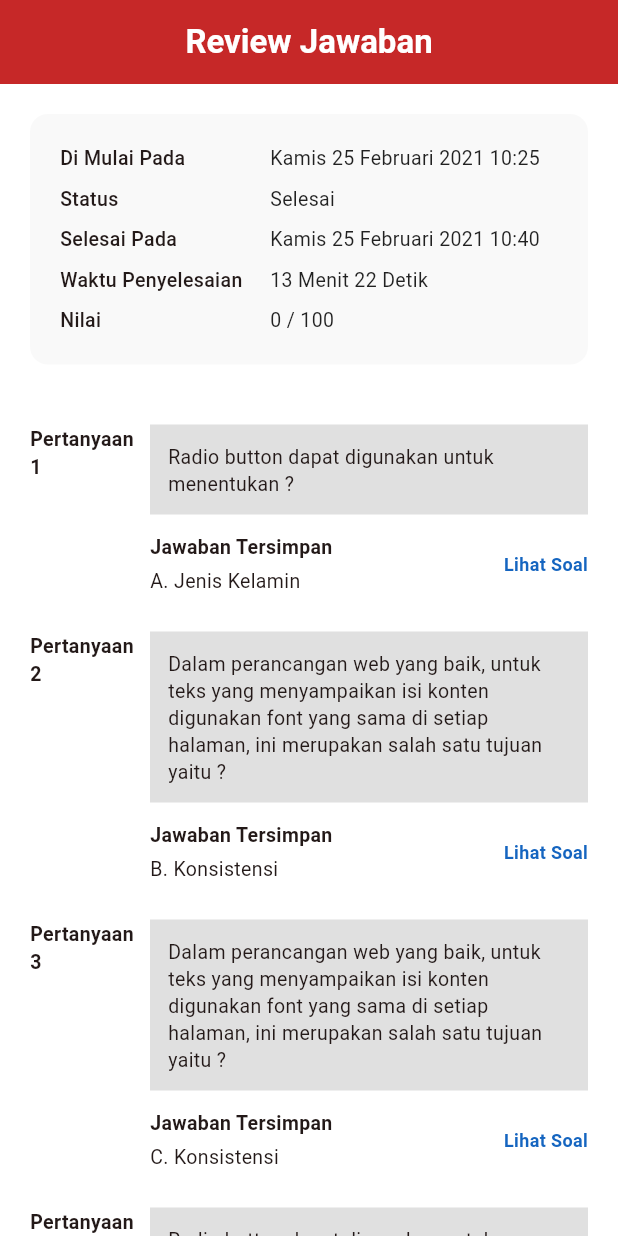
After one commit to alfinfirdau/systemlarning, a Flutter app: the ReviewAnswerScreen screen opened by its route, on a phone screen of 412 x 824 dp. The commit adds this screen. Run offline on Flutter 3.47's test engine with Material 3 defaults, Android fonts, the phone set to English and light mode, and no system bars; our stand-ins replace google_fonts.

Commit message:
Add review answer screen and update main and quiz attempt screens

```diff
--- a/lib/main.dart
+++ b/lib/main.dart
@@ -8,6 +8,7 @@ import 'screens/announcement_screen.dart';
 import 'screens/announcement_detail_screen.dart';
 import 'screens/quiz_review_screen.dart';
 import 'screens/quiz_attempt_screen.dart';
+import 'screens/review_answer_screen.dart';
 import 'core/app_colors.dart';
 
 void main() {
@@ -39,6 +40,7 @@ class MyApp extends StatelessWidget {
         '/announcement_detail': (context) => const AnnouncementDetailScreen(),
         '/quiz_review': (context) => const QuizReviewScreen(),
         '/quiz_attempt': (context) => const QuizAttemptScreen(),
+        '/review_answer': (context) => const ReviewAnswerScreen(),
       },
     );
   }
--- a/lib/screens/quiz_attempt_screen.dart
+++ b/lib/screens/quiz_attempt_screen.dart
@@ -240,8 +240,8 @@ class _QuizAttemptScreenState extends State<QuizAttemptScreen> {
                 else
                   ElevatedButton(
                     onPressed: () {
-                      // Handle Finish Action - for now just pop or show dialog
-                      Navigator.pop(context);
+                      // Navigate to Review Answer
+                      Navigator.pushNamed(context, '/review_answer');
                     },
                     style: ElevatedButton.styleFrom(
                       backgroundColor: const Color(0xFF00E676), // Bright Green
--- /dev/null
+++ b/lib/screens/review_answer_screen.dart
@@ -0,0 +1,181 @@
+import 'package:flutter/material.dart';
+
+class ReviewAnswerScreen extends StatelessWidget {
+  const ReviewAnswerScreen({super.key});
+
+  @override
+  Widget build(BuildContext context) {
+    return Scaffold(
+      backgroundColor: Colors.white,
+      appBar: AppBar(
+        backgroundColor: const Color(0xFFC62828), // Deep Red
+        elevation: 0,
+        centerTitle: true,
+        title: const Text(
+          "Review Jawaban",
+          style: TextStyle(color: Colors.white, fontWeight: FontWeight.bold),
+        ),
+        automaticallyImplyLeading: false, // No back button shown in design? Or maybe standard back. Design shows no back button, usually typical for a result screen (prevent going back to quiz).
+      ),
+      body: SingleChildScrollView(
+        padding: const EdgeInsets.all(20),
+        child: Column(
+          children: [
+            // Info Card
+            Container(
+              width: double.infinity,
+              padding: const EdgeInsets.all(20),
+              decoration: BoxDecoration(
+                color: const Color(0xFFF9F9F9),
+                borderRadius: BorderRadius.circular(12),
+              ),
+              child: Column(
+                children: [
+                  _buildInfoRow("Di Mulai Pada", "Kamis 25 Februari 2021 10:25"),
+                  const SizedBox(height: 8),
+                  _buildInfoRow("Status", "Selesai"),
+                  const SizedBox(height: 8),
+                  _buildInfoRow("Selesai Pada", "Kamis 25 Februari 2021 10:40"),
+                  const SizedBox(height: 8),
+                  _buildInfoRow("Waktu Penyelesaian", "13 Menit 22 Detik"),
+                  const SizedBox(height: 8),
+                  _buildInfoRow("Nilai", "0 / 100"),
+                ],
+              ),
+            ),
+
+            const SizedBox(height: 40),
+
+            // Questions List
+            _buildQuestionItem(
+              number: 1,
+              question: "Radio button dapat digunakan untuk menentukan ?",
+              answer: "A. Jenis Kelamin",
+            ),
+             _buildQuestionItem(
+              number: 2,
+              question: "Dalam perancangan web yang baik, untuk teks yang menyampaikan isi konten digunakan font yang sama di setiap halaman, ini merupakan salah satu tujuan yaitu ?",
+              answer: "B. Konsistensi",
+            ),
+             _buildQuestionItem(
+              number: 3,
+              question: "Dalam perancangan web yang baik, untuk teks yang menyampaikan isi konten digunakan font yang sama di setiap halaman, ini merupakan salah satu tujuan yaitu ?",
+              answer: "C. Konsistensi",
+            ),
+             _buildQuestionItem(
+              number: 4,
+              question: "Radio button dapat digunakan untuk menentukan ?",
+              answer: "A. Jenis Kelamin",
+            ),
+             _buildQuestionItem(
+              number: 5,
+              question: "Dalam perancangan web yang baik, untuk teks yang menyampaikan isi konten digunakan font yang sama di setiap halaman, ini merupakan salah satu tujuan yaitu ?",
+              answer: "C. Konsistensi",
+            ),
+             _buildQuestionItem(
+              number: 6,
+              question: "Dalam perancangan web yang baik, untuk teks yang menyampaikan isi konten digunakan font yang sama di setiap halaman, ini merupakan salah satu tujuan yaitu ?",
+              answer: "C. Konsistensi",
+            ),
+             _buildQuestionItem(
+              number: 7,
+              question: "Radio button dapat digunakan untuk menentukan ?",
+              answer: "A. Jenis Kelamin",
+            ),
+
+            const SizedBox(height: 40),
+
+            // Button
+            SizedBox(
+              width: 200,
+              child: ElevatedButton(
+                onPressed: () {
+                   // Navigate back to course detail or home? Design says "Kirim Jawaban" which implies submission.
+                   // But status says "Selesai". This might be "Close" or "Finish Review".
+                   // Let's pop to specific route or just pop.
+                   Navigator.popUntil(context, ModalRoute.withName('/course_detail_screen')); // Or just pop a few times
+                   // For safety just pop for now
+                   Navigator.of(context).pop();
+                   Navigator.of(context).pop();
+                   Navigator.of(context).pop(); // Back to Course Detail
+                },
+                style: ElevatedButton.styleFrom(
+                  backgroundColor: const Color(0xFF00E676), // Bright Green
+                  foregroundColor: Colors.black, // Text Black?
+                  // Wait, image shows Update: "Kirim Jawaban" text is BLACK, Background Green.
+                  elevation: 0,
+                  padding: const EdgeInsets.symmetric(vertical: 14),
+                  shape: RoundedRectangleBorder(borderRadius: BorderRadius.circular(8)),
+                ),
+                child: const Text("Kirim Jawaban", style: TextStyle(fontWeight: FontWeight.bold)),
+              ),
+            ),
+             const SizedBox(height: 40),
+          ],
+        ),
+      ),
+    );
+  }
+
+  Widget _buildInfoRow(String label, String value) {
+    return Row(
+      crossAxisAlignment: CrossAxisAlignment.start,
+      children: [
+        SizedBox(
+          width: 140,
+          child: Text(label, style: const TextStyle(fontWeight: FontWeight.w500, fontSize: 13)),
+        ),
+        Expanded(
+          child: Text(value, style: const TextStyle(fontSize: 13, color: Colors.black87)),
+        ),
+      ],
+    );
+  }
+
+  Widget _buildQuestionItem({required int number, required String question, required String answer}) {
+    return Container(
+      margin: const EdgeInsets.only(bottom: 24),
+      child: Column(
+        crossAxisAlignment: CrossAxisAlignment.start,
+        children: [
+           Row(
+             crossAxisAlignment: CrossAxisAlignment.start,
+             children: [
+               SizedBox(
+                 width: 80,
+                 child: Text("Pertanyaan $number", style: const TextStyle(fontWeight: FontWeight.bold, fontSize: 13)),
+               ),
+               Expanded(
+                 child: Container(
+                   padding: const EdgeInsets.all(12),
+                   color: const Color(0xFFE0E0E0), // Grey background for question
+                   child: Text(question, style: const TextStyle(fontSize: 13, height: 1.4)),
+                 ),
+               ),
+             ],
+           ),
+           const SizedBox(height: 12),
+           Row(
+             children: [
+               const SizedBox(width: 80), // Indent to match question text start
+               Expanded(
+                 child: Column(
+                   crossAxisAlignment: CrossAxisAlignment.start,
+                   children: [
+                     const Text("Jawaban Tersimpan", style: TextStyle(fontWeight: FontWeight.bold, fontSize: 13)),
+                     const SizedBox(height: 4),
+                     Text(answer, style: const TextStyle(fontSize: 13)),
+                   ],
+                 ),
+               ),
+               GestureDetector(
+                 onTap: (){},
+                 child: const Text("Lihat Soal", style: TextStyle(color: Color(0xFF1565C0), fontSize: 12, fontWeight: FontWeight.bold)),
+               ),
+             ],
+           ),
+        ],
+      ),
+    );
+  }
+}
```
